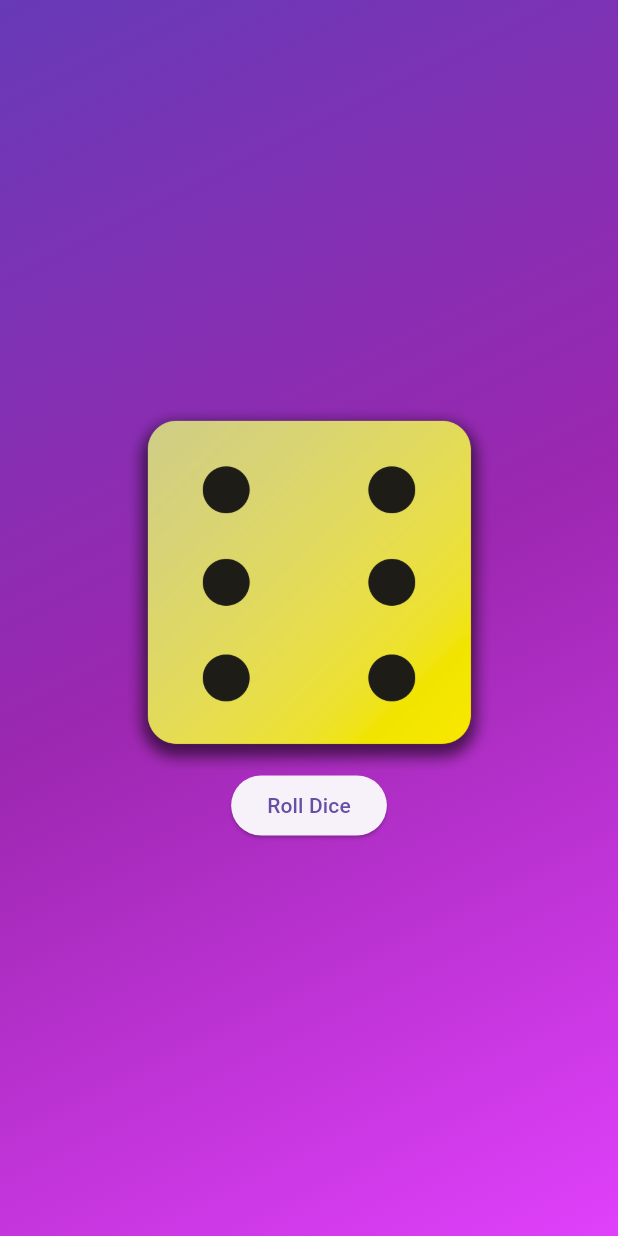
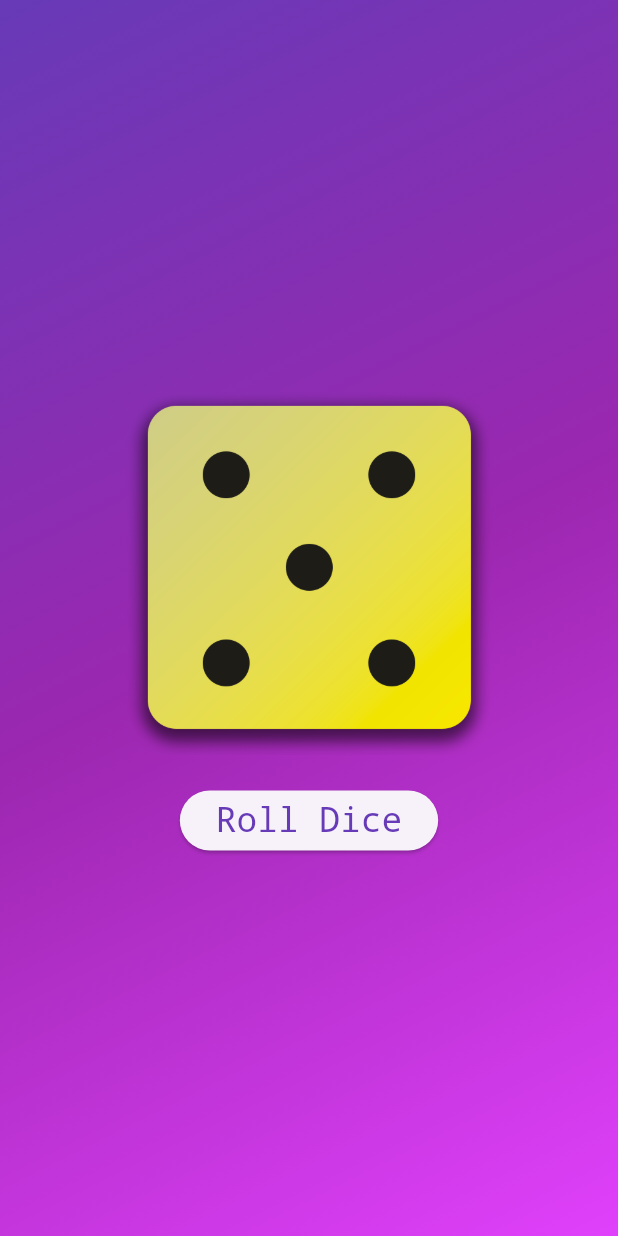
Before and after one commit to NETOXSreserva/dice_app, a Flutter app: the screen it shows after launch, after a tap on "Roll Dice", on a phone screen of 412 x 824 dp. Run offline on Flutter 3.47's test engine with Material 3 defaults, Android fonts, the phone set to English and light mode, and no system bars.

Commit message:
the dice works

```diff
--- /dev/null
+++ b/lib/dice_roller.dart
@@ -0,0 +1,50 @@
+import 'dart:math';
+
+import 'package:flutter/material.dart';
+
+final randomizer = Random();
+
+class DiceRoller extends StatefulWidget {
+  const DiceRoller({super.key});
+
+  @override
+  State<DiceRoller> createState() {
+    return _DiceRollerState();
+  }
+}
+
+class _DiceRollerState extends State<DiceRoller>{
+  String activeDiceImage = 'assets/dice-images/dice-1.png';
+
+  void rollDice () {
+    setState(() {
+      int diceNumber = randomizer.nextInt(6) + 1;
+      activeDiceImage = 'assets/dice-images/dice-$diceNumber.png';
+    });
+  }
+
+  @override
+  Widget build(BuildContext context) {
+    return Column(
+      mainAxisAlignment: MainAxisAlignment.center,
+      children: [
+        Image.asset(
+          activeDiceImage,
+          width: 250
+        ),
+        const SizedBox(height: 20),
+        ElevatedButton(
+          onPressed: rollDice,
+          style: ElevatedButton.styleFrom(
+            foregroundColor: Colors.deepPurple,
+            textStyle: const TextStyle(
+                fontFamily: 'Courier',
+                fontSize: 23
+            )
+          ),
+          child: const Text('Roll Dice')
+        )
+      ],
+    );
+  }
+}
--- a/lib/gradient_container.dart
+++ b/lib/gradient_container.dart
@@ -1,4 +1,5 @@
 import 'package:flutter/material.dart';
+import 'package:first_app/dice_roller.dart';
 
 const startAlignment = Alignment.topLeft;
 const endAlignment = Alignment.bottomRight;
@@ -6,10 +7,6 @@ const endAlignment = Alignment.bottomRight;
 class GradientContainer extends StatelessWidget {
   const GradientContainer(this.colors, {super.key});
   final List<Color> colors;
-
-  void rollDice() {
-
-  }
 
   @override
   Widget build(BuildContext context) {
@@ -22,19 +19,7 @@ class GradientContainer extends StatelessWidget {
         ),
       ),
       child: Center(
-        child: Column(
-          mainAxisAlignment: MainAxisAlignment.center,
-          children: [
-            Image.asset(
-                'assets/dice-images/dice-6.png',
-                width: 250
-            ),
-            ElevatedButton(
-                onPressed: rollDice,
-                child: const Text('Roll Dice')
-            )
-          ],
-        ),
+        child: DiceRoller(),
       ),
     );
   }
--- a/lib/main.dart
+++ b/lib/main.dart
@@ -5,7 +5,11 @@ void main() {
   runApp(
      const MaterialApp(
       home: Scaffold(
-        body: GradientContainer([Colors.deepPurple, Colors.purple, Colors.purpleAccent]),
+        body: GradientContainer(
+            [Colors.deepPurple,
+            Colors.purple,
+            Colors.purpleAccent]
+        ),
       ),
     ),
   );
--- a/lib/styled_text.dart
+++ b/lib/styled_text.dart
@@ -10,9 +10,9 @@ class StyledText extends StatelessWidget {
     return Text(
       text,
       style: TextStyle(
-          color: Colors.white,
-          fontSize: 37,
-          fontFamily: 'Courier'
+        color: Colors.white,
+        fontSize: 37,
+        fontFamily: 'Courier'
       ),
     );
   }
--- a/pubspec.yaml
+++ b/pubspec.yaml
@@ -66,8 +66,6 @@ flutter:
     - assets/dice-images/dice-5.png
     - assets/dice-images/dice-6.png
 
-
-
   # An image asset can refer to one or more resolution-specific "variants", see
   # https://flutter.dev/to/resolution-aware-images
 
```
